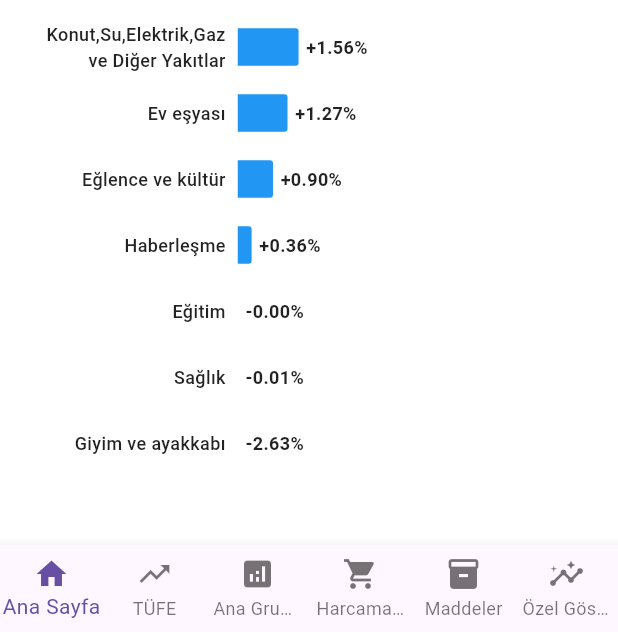
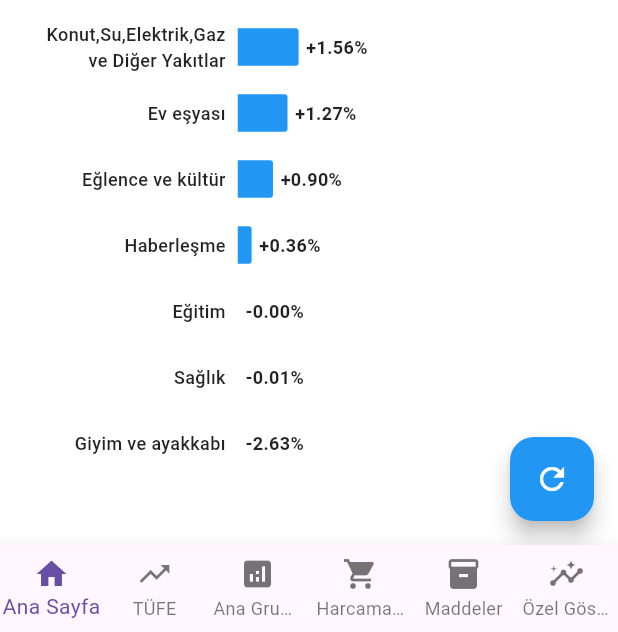
Before and after one commit to kaboya19/WebTufeMobile, a Flutter app: the screen it shows after launch, on a phone screen of 412 x 824 dp, the part 604-1236 px from its top. Run offline on Flutter 3.47's test engine with Material 3 defaults, Android fonts, the light colour scheme and no system bars; our stand-ins replace csv, fl_chart.

Commit message:
Update main.dart

```diff
--- a/lib/main.dart
+++ b/lib/main.dart
@@ -136,6 +136,25 @@ class _TufeHomePageState extends State<TufeHomePage> {
     );
   }
 
+  void _refreshData() async {
+    GitHubCSVService.clearCache();
+    setState(() {
+      isLoading = true;
+      errorMessage = null;
+    });
+    await loadCSVData();
+
+    // Refresh successful feedback
+    if (mounted) {
+      ScaffoldMessenger.of(context).showSnackBar(
+        const SnackBar(
+          content: Text('Veriler yenilendi'),
+          duration: Duration(seconds: 2),
+        ),
+      );
+    }
+  }
+
   @override
   Widget build(BuildContext context) {
     return Scaffold(
@@ -161,12 +180,7 @@ class _TufeHomePageState extends State<TufeHomePage> {
             onSelected: (value) async {
               switch (value) {
                 case 'refresh':
-                  GitHubCSVService.clearCache();
-                  setState(() {
-                    isLoading = true;
-                    errorMessage = null;
-                  });
-                  loadCSVData();
+                  _refreshData();
                   break;
                 case 'cache_clear':
                   _clearCache();
@@ -258,6 +272,22 @@ class _TufeHomePageState extends State<TufeHomePage> {
                     ],
                   ),
                 ),
+      floatingActionButton: FloatingActionButton(
+        onPressed: isLoading ? null : _refreshData,
+        backgroundColor: isLoading ? Colors.grey : Colors.blue,
+        child: isLoading
+            ? const SizedBox(
+                width: 20,
+                height: 20,
+                child: CircularProgressIndicator(
+                  color: Colors.white,
+                  strokeWidth: 2,
+                ),
+              )
+            : const Icon(Icons.refresh, color: Colors.white),
+        tooltip: 'Verileri Yenile',
+      ),
+      floatingActionButtonLocation: FloatingActionButtonLocation.endFloat,
     );
   }
 }
```
